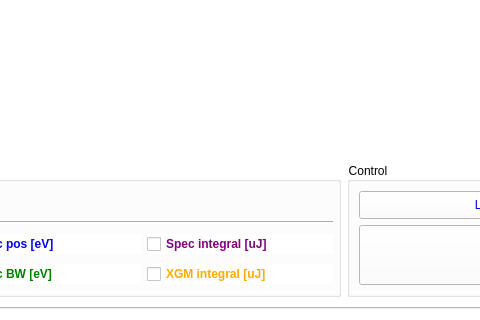
Qt form gui/UILogger.ui (sergey-tomin/pyhirex) before a commit; both pictures show x 268 to 748 and y 541 to 861 of the 1223 by 861 pixel window.
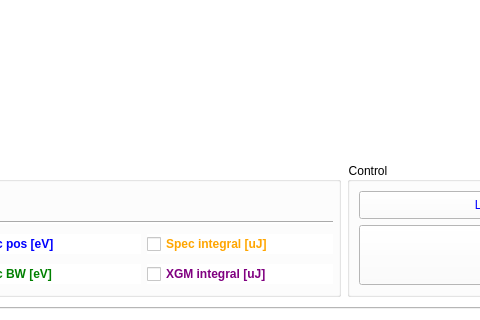
The same form after that commit.

Commit message: change XGM color line

The edit to the form file:
```diff
--- a/gui/UILogger.ui
+++ b/gui/UILogger.ui
@@ -93,9 +93,9 @@
                <colorrole role="WindowText">
                 <brush brushstyle="SolidPattern">
                  <color alpha="255">
-                  <red>255</red>
-                  <green>170</green>
-                  <blue>0</blue>
+                  <red>128</red>
+                  <green>0</green>
+                  <blue>128</blue>
                  </color>
                 </brush>
                </colorrole>
@@ -140,9 +140,9 @@
                <colorrole role="WindowText">
                 <brush brushstyle="SolidPattern">
                  <color alpha="255">
-                  <red>255</red>
-                  <green>170</green>
-                  <blue>0</blue>
+                  <red>128</red>
+                  <green>0</green>
+                  <blue>128</blue>
                  </color>
                 </brush>
                </colorrole>
@@ -755,9 +755,9 @@
                <colorrole role="WindowText">
                 <brush brushstyle="SolidPattern">
                  <color alpha="255">
-                  <red>128</red>
-                  <green>0</green>
-                  <blue>128</blue>
+                  <red>255</red>
+                  <green>165</green>
+                  <blue>0</blue>
                  </color>
                 </brush>
                </colorrole>
@@ -793,9 +793,9 @@
                <colorrole role="WindowText">
                 <brush brushstyle="SolidPattern">
                  <color alpha="255">
-                  <red>128</red>
-                  <green>0</green>
-                  <blue>128</blue>
+                  <red>255</red>
+                  <green>165</green>
+                  <blue>0</blue>
                  </color>
                 </brush>
                </colorrole>
```
The commit also changes 2 other files.
